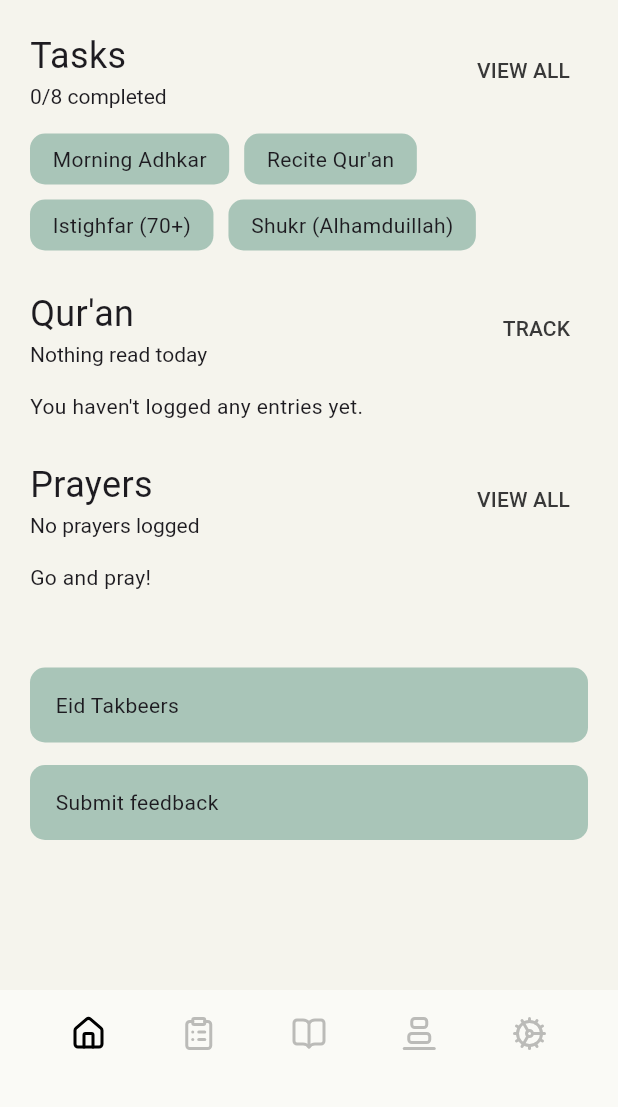
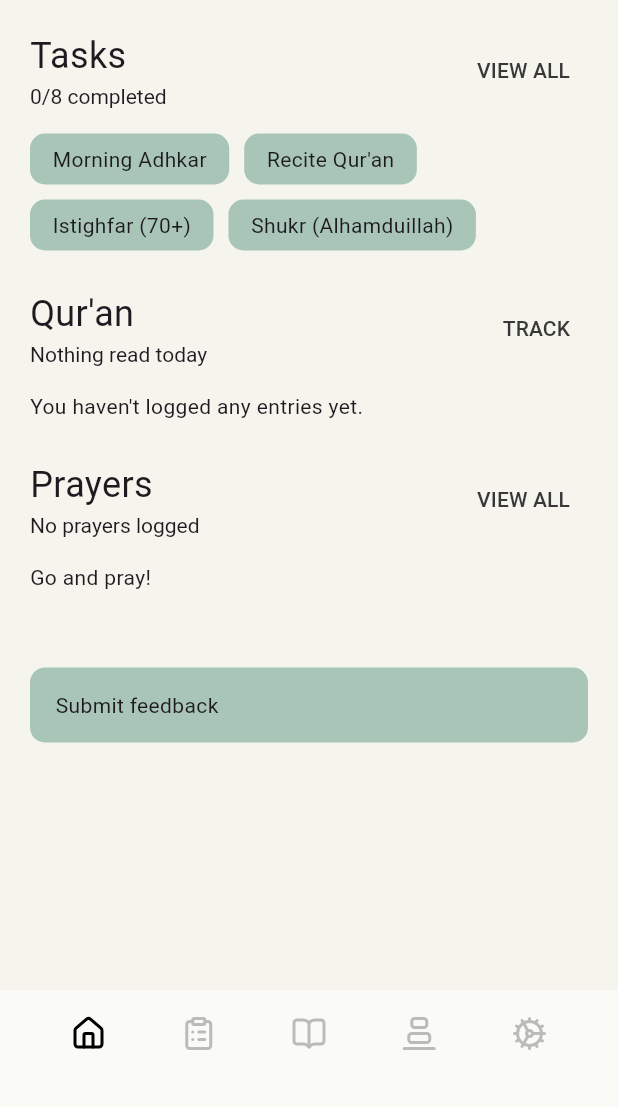
Before and after one commit to hkamran80/ramadan-taskminder, a Flutter app: the screen it shows after launch, on a phone screen of 412 x 824 dp, the part 129-1236 px from its top. Run offline on Flutter 3.47's test engine with Material 3 defaults, Android fonts, the phone set to English and light mode, and no system bars; our stand-ins replace go_router, google_fonts, hijri, hive_flutter, lucide_icons_flutter, package_info_plus and 1 more; accounts and stored records are empty; Roboto replaces fonts that are missing (Numans).

Commit message:
Remove the Eid Takbeers button

```diff
--- a/lib/screens/home.dart
+++ b/lib/screens/home.dart
@@ -304,11 +304,11 @@ class _HomeScreenState extends State<HomeScreen> {
                         const SizedBox(
                           height: 50,
                         ),
-                        WideCard(
-                          content: "Eid Takbeers",
-                          onTap: () => GoRouter.of(context).push("/eid-takbeer"),
-                        ),
-                        const SizedBox(height: 15),
+                        // WideCard(
+                        //   content: "Eid Takbeers",
+                        //   onTap: () => GoRouter.of(context).push("/eid-takbeer"),
+                        // ),
+                        // const SizedBox(height: 15),
                         WideCard(
                           content: "Submit feedback",
                           onTap: () => _launchUrl(),
```
